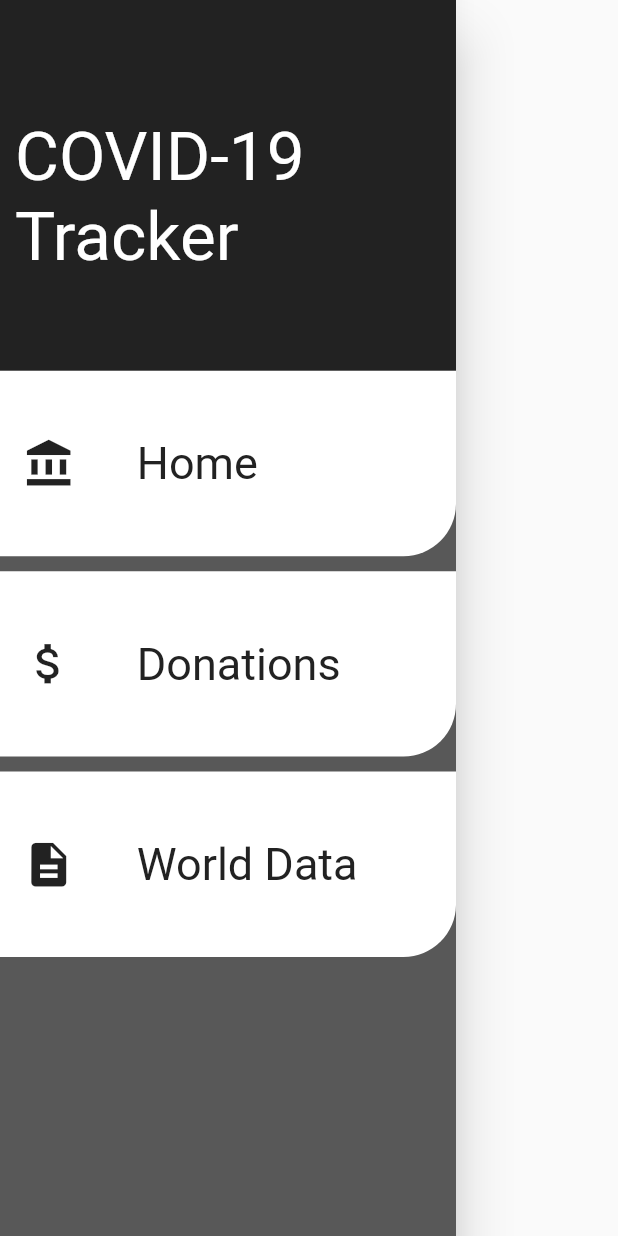
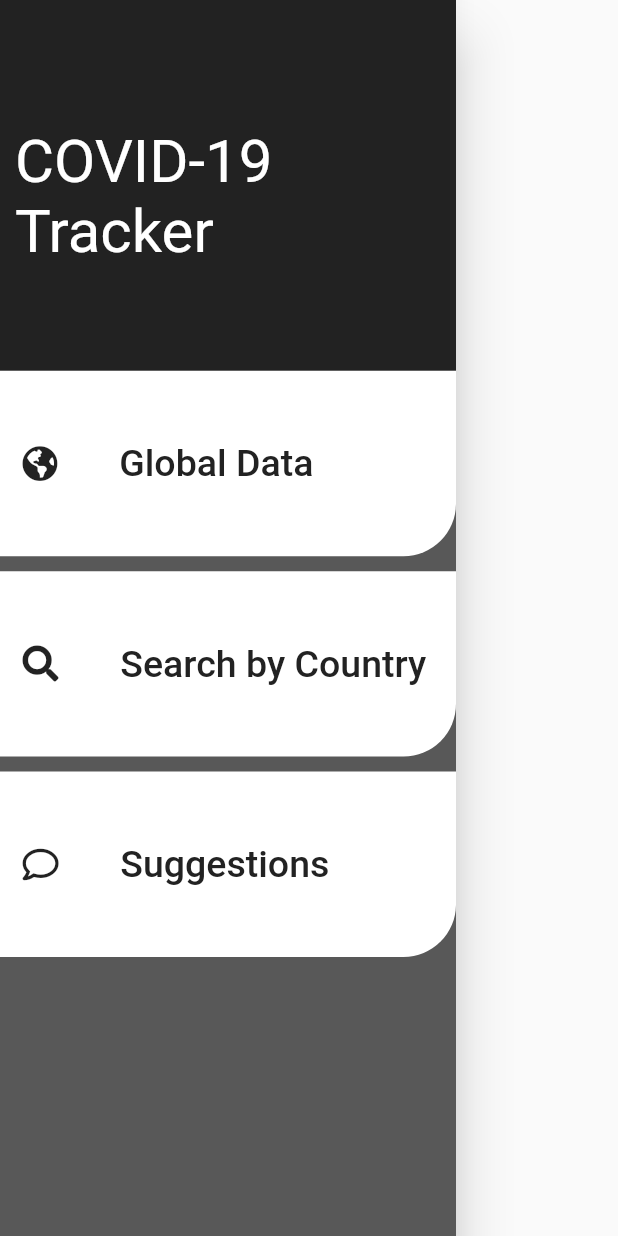
Before and after one commit to devanshkaria88/covid19, a Flutter app: the AppDrawer widget shown alone on an empty page, opened directly, on a phone screen of 412 x 824 dp. Run offline on Flutter 3.47's test engine with Material 2 defaults, Android fonts, the phone set to English and light mode, and no system bars; our stand-ins replace font_awesome_flutter, google_fonts; Roboto replaces fonts that are missing (Courgette).

```diff
--- a/lib/Drawer.dart
+++ b/lib/Widgets/Drawer.dart
@@ -1,11 +1,9 @@
 import 'package:flutter/material.dart';
 import 'package:flutter/widgets.dart';
-import 'constants.dart';
+import 'package:font_awesome_flutter/font_awesome_flutter.dart';
+import 'package:google_fonts/google_fonts.dart';
+import '../constants.dart';
 
-TextStyle kDrawerTextStyle = TextStyle(
-  color: Color(0xff222222),
-  fontSize: 30.0,
-);
 
 class AppDrawer extends StatelessWidget {
   @override
@@ -25,13 +23,18 @@ class AppDrawer extends StatelessWidget {
               child: Center(
                 child: Text(
                   'COVID-19 Tracker',
-                  style: TextStyle(color: Colors.white, fontSize: 45.0),
+                  style: GoogleFonts.courgette(
+                    color: Colors.white,
+                    fontSize: 40.0,
+                  ),
                 ),
               ),
             ),
-            DrawerCard(icon: Icons.account_balance, description: 'Home'),
-            DrawerCard(icon: Icons.attach_money, description: 'Donations'),
-            DrawerCard(icon: Icons.description, description: 'World Data'),
+            DrawerCard(
+                icon: FontAwesomeIcons.globeAmericas,
+                description: 'Global Data'),
+            DrawerCard(icon: FontAwesomeIcons.search, description: 'Search by Country'),
+            DrawerCard(icon: FontAwesomeIcons.comment, description: 'Suggestions'),
           ],
         ),
       ),
@@ -44,7 +47,11 @@ class DrawerCard extends StatelessWidget {
   String description;
 
   DrawerCard({@required this.icon, @required this.description});
-
+  TextStyle kDrawerTextStyle = TextStyle(
+    color: Color(0xff222222),
+    fontSize: 25.0,
+    fontWeight: FontWeight.w500,
+  );
   @override
   Widget build(BuildContext context) {
     double height = MediaQuery.of(context).size.height;
@@ -63,18 +70,16 @@ class DrawerCard extends StatelessWidget {
           padding: EdgeInsets.only(left: 15.0),
           child: Row(
             children: <Widget>[
-              Icon(
-                icon,
-                size: 35,
-              ),
+              FaIcon(icon),
               SizedBox(
                 width: width * 0.1,
               ),
               Text(
                 description,
                 style: kDrawerTextStyle,
+
               )
-            ],
+              ],
           ),
         ),
       ),
--- a/lib/main.dart
+++ b/lib/main.dart
@@ -1,4 +1,4 @@
-import 'package:covid19/HomeScreen.dart';
+import 'package:covid19/Screens/HomeScreen.dart';
 import 'package:flutter/material.dart';
 
 void main() => runApp(MyApp());
--- /dev/null
+++ b/lib/services/Cases.dart
@@ -0,0 +1,13 @@
+import 'Networking.dart';
+
+class CasesModel {
+  var country;
+  Future<dynamic> getCountryCases(String country) async{
+    var url = 'https://covid-193.p.rapidapi.com/history?country=$country';
+    NetworkHelper networkHelper = NetworkHelper(url);
+    var data = await networkHelper.getData();
+    country = data['parameters']['country'];
+    print(country);
+    return data;
+  }
+}
```
Also changed, not shown: lib/HomeScreen.dart (deleted, +0 -28 lines), lib/Screens/HomeScreen.dart (added, +100 -0 lines), lib/services/Networking.dart (added, +24 -0 lines), pubspec.yaml (+3 -4 lines), pubspec.lock, 1 other file.
